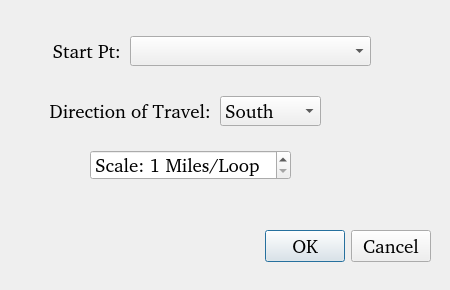
First picture: the form in CT_Shore_Strt_Pt.ui, repository prsaunders/AI_Train, before the edit.
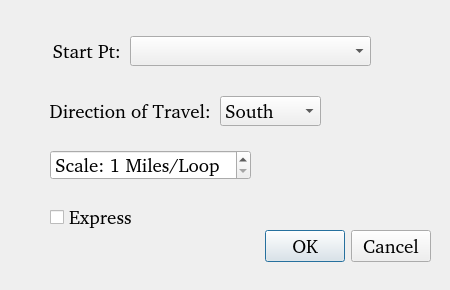
Second picture: the form after the edit.

Commit message: Added Express feature to Mani and Local

Patch:
```diff
--- a/CT_Shore_Strt_Pt.ui
+++ b/CT_Shore_Strt_Pt.ui
@@ -145,7 +145,7 @@
   <widget class="QSpinBox" name="sbxScale">
    <property name="geometry">
     <rect>
-     <x>90</x>
+     <x>50</x>
      <y>150</y>
      <width>201</width>
      <height>30</height>
@@ -170,6 +170,25 @@
     <number>10</number>
    </property>
   </widget>
+  <widget class="QCheckBox" name="cbxExpress">
+   <property name="geometry">
+    <rect>
+     <x>50</x>
+     <y>200</y>
+     <width>117</width>
+     <height>34</height>
+    </rect>
+   </property>
+   <property name="font">
+    <font>
+     <family>Piboto [Goog]</family>
+     <pointsize>14</pointsize>
+    </font>
+   </property>
+   <property name="text">
+    <string>Express</string>
+   </property>
+  </widget>
  </widget>
  <resources/>
  <connections>
```
The commit also changes 6 other files.
